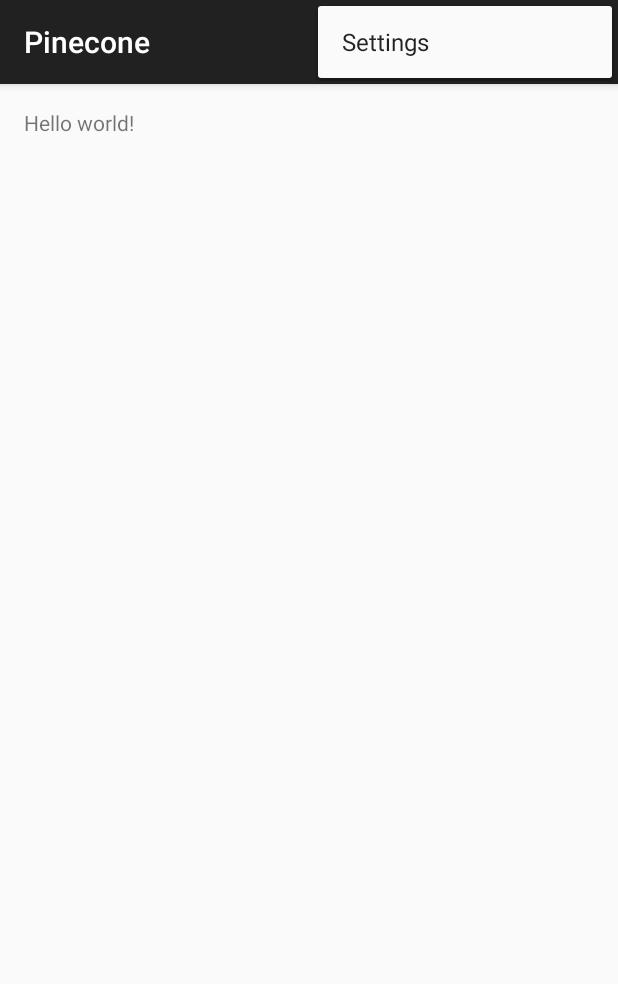
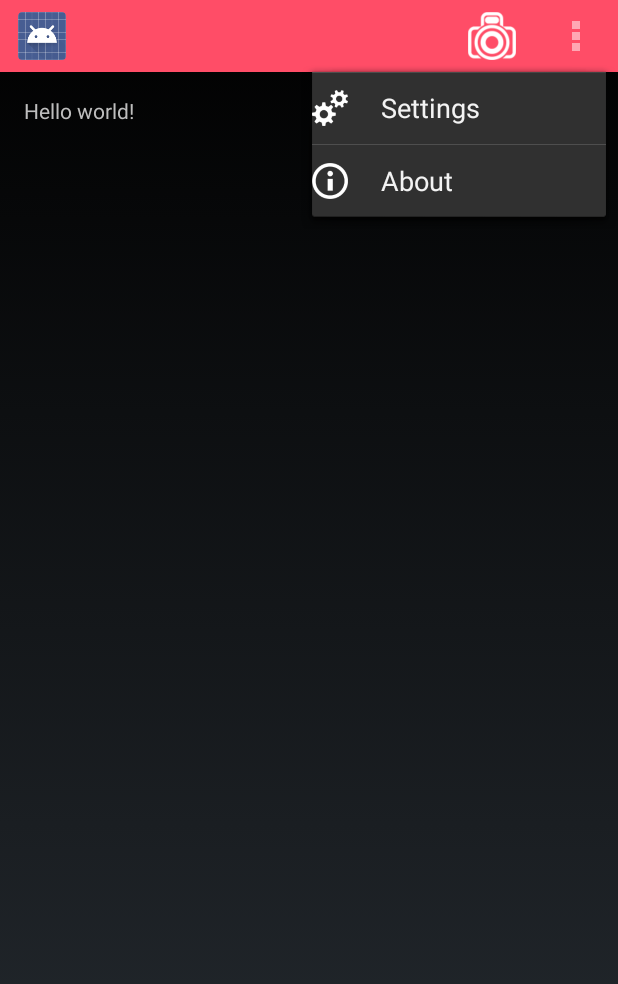
Before and after one commit to jinfirespotter/pinecone, an Android app: the screen it shows after launch (ListActivity), with the options menu open, on a phone screen of 412 x 824 dp. Shown: the top 984 px of the screen. Run offline under Robolectric (Android 15) with nearby library versions, the phone set to English and light mode, and no system bars.

Commit message:
Action bar start
Android fundamentals - covered Android app structure:
- XML and code differentiation
- Action bar setup and style
- Appcompat and different Android versions
- View and viewgroups
- Using XML as resources
- Using drawables as resources

```diff
--- a/Pinecone/app/src/main/AndroidManifest.xml
+++ b/Pinecone/app/src/main/AndroidManifest.xml
@@ -1,21 +1,23 @@
 <?xml version="1.0" encoding="utf-8"?>
-<manifest xmlns:android="http://schemas.android.com/apk/res/android"
+<manifest
+    xmlns:android="http://schemas.android.com/apk/res/android"
     package="com.firespotter.jinwroh.pinecone" >
 
     <application
         android:allowBackup="true"
-        android:icon="@drawable/ic_launcher"
+        android:icon="@drawable/grass"
         android:label="@string/app_name"
         android:theme="@style/AppTheme" >
         <activity
             android:name=".ListActivity"
-            android:label="@string/app_name" >
+            android:label="@string/app_name"
+            android:theme="@style/MyTheme" >
             <intent-filter>
                 <action android:name="android.intent.action.MAIN" />
-
                 <category android:name="android.intent.category.LAUNCHER" />
             </intent-filter>
         </activity>
+
     </application>
 
 </manifest>
--- a/Pinecone/app/src/main/java/com/firespotter/jinwroh/pinecone/ListActivity.java
+++ b/Pinecone/app/src/main/java/com/firespotter/jinwroh/pinecone/ListActivity.java
@@ -1,12 +1,17 @@
 package com.firespotter.jinwroh.pinecone;
 
-import android.support.v7.app.ActionBarActivity;
+import android.app.Activity;
+import android.content.Intent;
 import android.os.Bundle;
+import android.provider.MediaStore;
 import android.view.Menu;
 import android.view.MenuItem;
+import android.view.Window;
+
+import java.lang.reflect.Method;
 
 
-public class ListActivity extends ActionBarActivity {
+public class ListActivity extends Activity {
 
     @Override
     protected void onCreate(Bundle savedInstanceState) {
@@ -23,6 +28,26 @@ public class ListActivity extends ActionBarActivity {
     }
 
     @Override
+    public boolean onMenuOpened(int featureId, Menu menu) {
+        if (featureId == Window.FEATURE_ACTION_BAR && menu != null) {
+            if (menu.getClass().getSimpleName().equals("MenuBuilder")) {
+                try {
+                    Method m = menu.getClass().getDeclaredMethod(
+                            "setOptionalIconsVisible", Boolean.TYPE);
+                    m.setAccessible(true);
+                    m.invoke(menu, true);
+                } catch (NoSuchMethodException e) {
+
+                } catch (Exception e) {
+                    throw new RuntimeException(e);
+                }
+            }
+        }
+        return super.onMenuOpened(featureId, menu);
+    }
+
+
+    @Override
     public boolean onOptionsItemSelected(MenuItem item) {
         // Handle action bar item clicks here. The action bar will
         // automatically handle clicks on the Home/Up button, so long
@@ -30,8 +55,10 @@ public class ListActivity extends ActionBarActivity {
         int id = item.getItemId();
 
         //noinspection SimplifiableIfStatement
-        if (id == R.id.action_settings) {
-            return true;
+        if (id == R.id.action_about) {
+
+        } else if (id == R.id.action_picture) {
+            System.out.println("!");
         }
 
         return super.onOptionsItemSelected(item);
--- a/Pinecone/app/src/main/res/menu/menu_list.xml
+++ b/Pinecone/app/src/main/res/menu/menu_list.xml
@@ -1,6 +1,19 @@
 <menu xmlns:android="http://schemas.android.com/apk/res/android"
     xmlns:app="http://schemas.android.com/apk/res-auto"
     xmlns:tools="http://schemas.android.com/tools" tools:context=".ListActivity">
-    <item android:id="@+id/action_settings" android:title="@string/action_settings"
-        android:orderInCategory="100" app:showAsAction="never" />
+
+    <item
+        android:id="@+id/action_picture"
+        android:orderInCategory="100"
+        android:showAsAction="always"
+        android:icon="@drawable/camera"
+        android:title="Picture"/>
+    <item
+        android:id="@+id/action_settings"
+        android:title="Settings"
+        android:icon="@drawable/settings"/>
+    <item
+        android:id="@+id/action_about"
+        android:title="About"
+        android:icon="@drawable/about"/>
 </menu>
--- a/Pinecone/app/src/main/res/values/styles.xml
+++ b/Pinecone/app/src/main/res/values/styles.xml
@@ -5,4 +5,15 @@
         <!-- Customize your theme here. -->
     </style>
 
+    <style name="MyTheme" parent="android:style/Theme.Holo">
+        <item name="android:actionBarStyle">@style/MyActionBarStyle</item>
+    </style>
+
+    <style name="MyActionBarStyle" parent="@android:style/Widget.Holo.ActionBar">
+        <item name="android:displayOptions">showHome</item>
+        <item name="android:background">#FF4D67</item>
+    </style>
+
+
+
 </resources>
```
